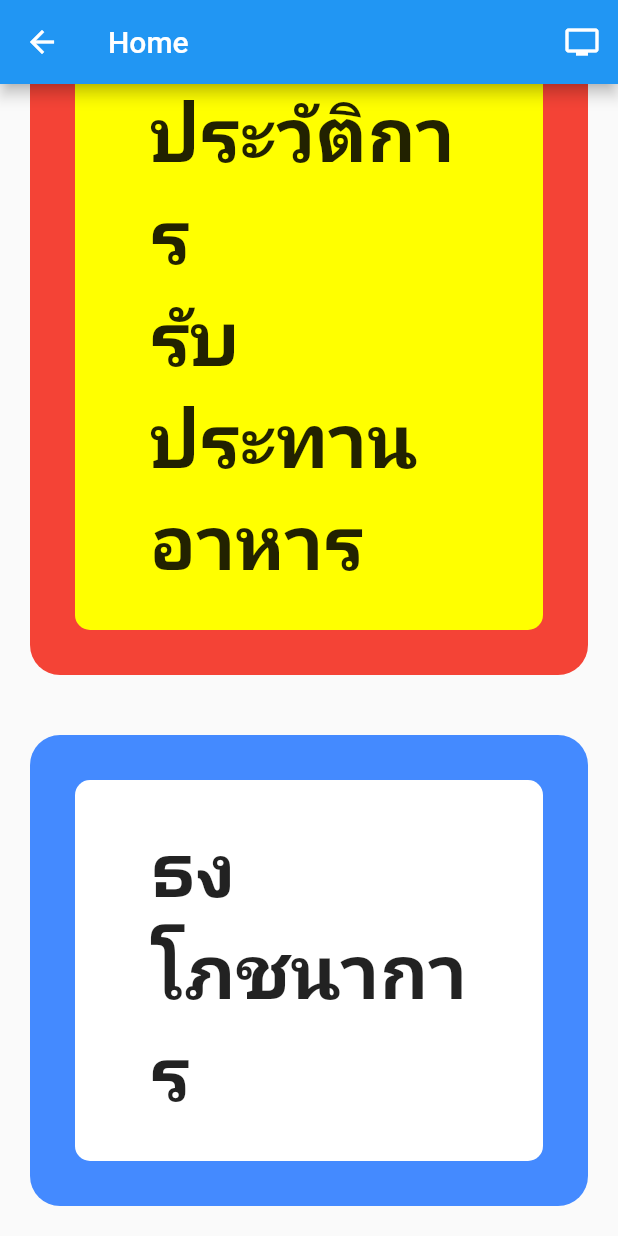
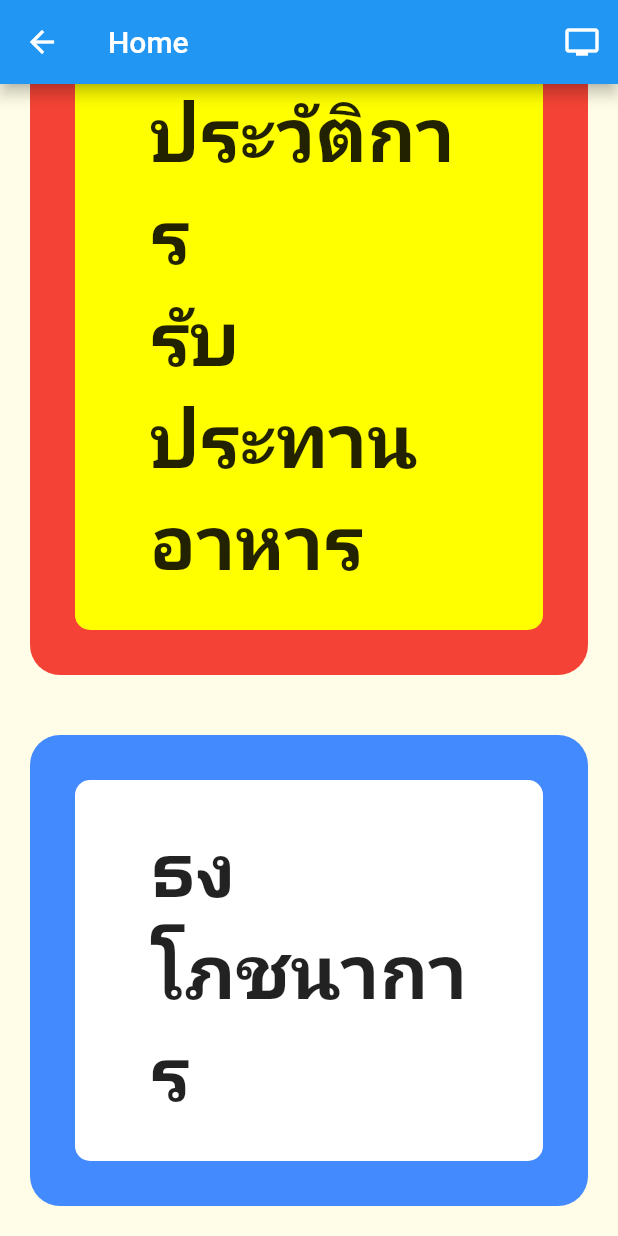
Before and after one commit to AINutritionProject/KinDeeUDee, a Flutter app: the Home screen opened directly, scrolled down 502 dp, on a phone screen of 412 x 824 dp. Run offline on Flutter 3.47's test engine with Material 2 defaults, Android fonts, the phone set to English and light mode, and no system bars; our stand-ins replace firebase_auth, firebase_core, google_sign_in; accounts and stored records are empty; network calls fail.

Commit message:
change background color of home page

```diff
--- a/lib/pages/home.dart
+++ b/lib/pages/home.dart
@@ -26,6 +26,7 @@ class _HomeState extends State<Home> {
               icon: const Icon(Icons.tv))
         ],
       ),
+      backgroundColor: Colors.yellow.shade50,
       body: SingleChildScrollView(
         child: Column(
           mainAxisAlignment: MainAxisAlignment.center,
```
